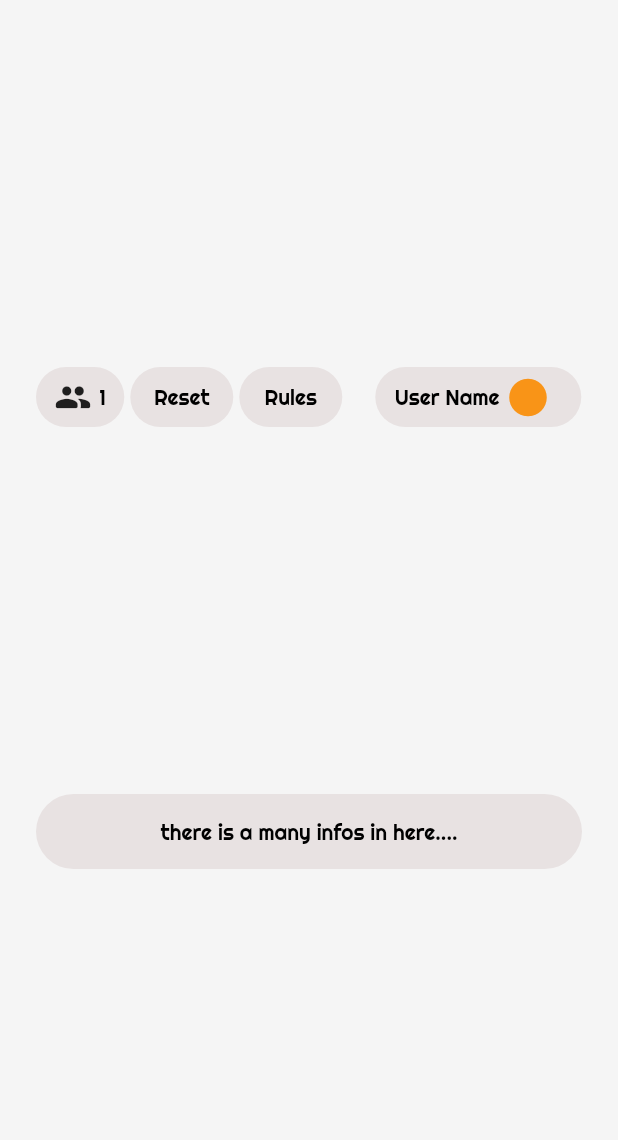
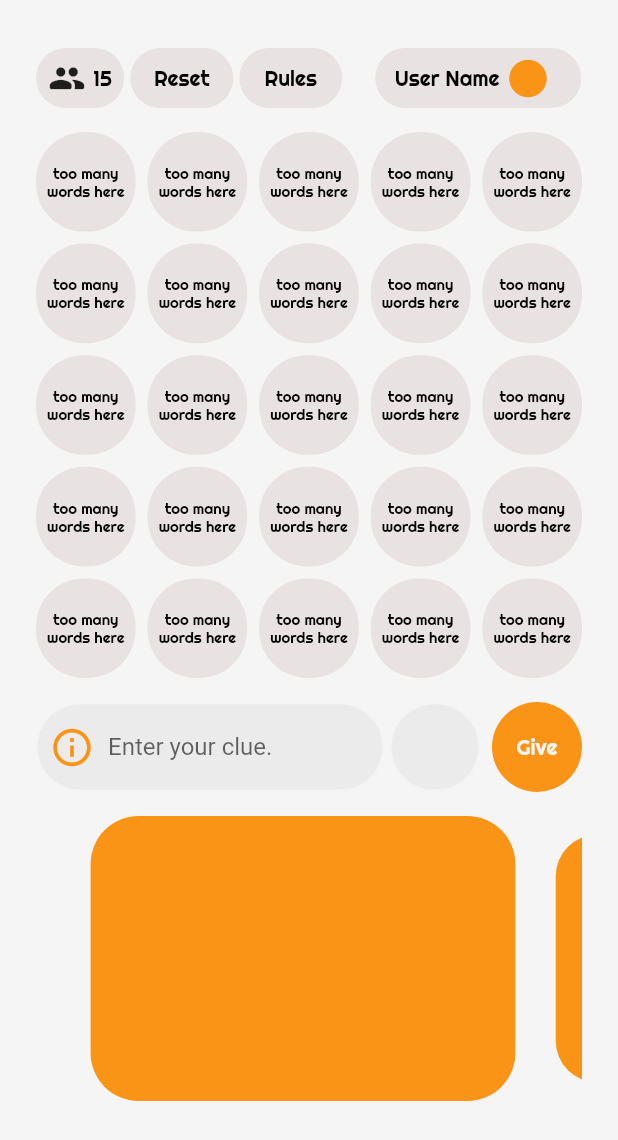
Before and after one commit to umutcanszoglu/mindmatcher, a Flutter app: the CreateRoomPage screen opened directly, after a tap on "Create", on a phone screen of 412 x 824 dp. Shown: the top 1140 px of the screen. Run offline on Flutter 3.47's test engine with Material 2 defaults, Android fonts, the phone set to English and light mode, and no system bars; drawn by our look-alikes of carousel_slider; our stand-ins replace get, google_fonts, lottie.

Commit message:
interface changed.

```diff
--- a/lib/consts/icons.dart
+++ b/lib/consts/icons.dart
@@ -5,3 +5,5 @@ const nicknameIcon = Icon(Icons.person, size: 25);
 const keyIcon = Icon(Icons.key_rounded, size: 25);
 const playersIcon = Icon(Icons.people_rounded, size: 25);
 const avatarIcon = Icon(Icons.circle, size: 30, color: orange);
+const infoIcon = Icon(Icons.info_outlined, size: 30, color: orange);
+const slidingIcon = Icon(Icons.minimize_rounded, size: 60, color: orange);
--- /dev/null
+++ b/lib/consts/teams.dart
@@ -0,0 +1,9 @@
+import 'package:mindmatcher/consts/theme.dart';
+import 'package:mindmatcher/widgets/teams_card.dart';
+
+class Teams {
+  static final teams = <TeamsCard>[
+    const TeamsCard(color: orange),
+    const TeamsCard(color: purple),
+  ];
+}
--- a/lib/consts/theme.dart
+++ b/lib/consts/theme.dart
@@ -29,6 +29,8 @@ class FontStyles {
   static TextStyle smallButtonOrange = GoogleFonts.righteous(color: orange, fontSize: 14);
   static TextStyle smallButtonBlack = GoogleFonts.righteous(color: Colors.black, fontSize: 14);
   static TextStyle smallButtonwhite = GoogleFonts.righteous(color: white, fontSize: 14);
+  static TextStyle gameBlack = GoogleFonts.righteous(color: Colors.black, fontSize: 10);
+  static TextStyle gameWhite = GoogleFonts.righteous(color: white, fontSize: 10);
   static TextStyle bodyOrange = GoogleFonts.righteous(color: orange, fontSize: 18);
   static TextStyle bodyPurple = GoogleFonts.righteous(color: purple, fontSize: 18);
   static TextStyle bodyWhite = GoogleFonts.righteous(color: white, fontSize: 18);
--- a/lib/screens/create_room.dart
+++ b/lib/screens/create_room.dart
@@ -11,7 +11,7 @@ class CreateRoomPage extends StatelessWidget {
       backgroundColor: white,
       body: SafeArea(
         child: Padding(
-          padding: const EdgeInsets.symmetric(horizontal: 24.0),
+          padding: const EdgeInsets.symmetric(horizontal: 16.0),
           child: ListView(
             physics: const BouncingScrollPhysics(),
             children: const [
--- a/lib/screens/game_page.dart
+++ b/lib/screens/game_page.dart
@@ -1,10 +1,9 @@
 import 'package:flutter/material.dart';
 import 'package:mindmatcher/consts/theme.dart';
-import 'package:mindmatcher/widgets/info_card.dart';
-import 'package:mindmatcher/widgets/players_card.dart';
-import 'package:mindmatcher/widgets/reset_card.dart';
-import 'package:mindmatcher/widgets/rules_card.dart';
-import 'package:mindmatcher/widgets/user_card.dart';
+import 'package:mindmatcher/widgets/clue.dart';
+import 'package:mindmatcher/widgets/my_carousel.dart';
+import 'package:mindmatcher/widgets/my_grid.dart';
+import 'package:mindmatcher/widgets/top_bar.dart';
 
 class GamePage extends StatelessWidget {
   const GamePage({super.key});
@@ -15,22 +14,17 @@ class GamePage extends StatelessWidget {
       backgroundColor: white,
       body: SafeArea(
         child: Padding(
-          padding: const EdgeInsets.symmetric(horizontal: 24),
-          child: Column(
-            mainAxisAlignment: MainAxisAlignment.spaceEvenly,
-            children: [
-              Row(
-                children: const [
-                  PlayersCard(),
-                  SizedBox(width: 4),
-                  ResetCard(),
-                  SizedBox(width: 4),
-                  RulesCard(),
-                  SizedBox(width: 22),
-                  UserCard(),
-                ],
-              ),
-              const InfoCard(),
+          padding: const EdgeInsets.symmetric(horizontal: 24, vertical: 32),
+          child: ListView(
+            physics: const BouncingScrollPhysics(),
+            children: const [
+              TopBarWidget(),
+              SizedBox(height: 16),
+              Flexible(child: MyGrid()),
+              SizedBox(height: 16),
+              ClueWidget(),
+              SizedBox(height: 16),
+              MyCarousel(),
             ],
           ),
         ),
--- a/lib/screens/start_game.dart
+++ b/lib/screens/start_game.dart
@@ -15,7 +15,7 @@ class StartGamePage extends StatelessWidget {
       backgroundColor: white,
       body: SafeArea(
         child: Padding(
-          padding: const EdgeInsets.symmetric(horizontal: 24.0),
+          padding: const EdgeInsets.symmetric(horizontal: 16.0),
           child: Column(
             children: [
               const Spacer(),
--- /dev/null
+++ b/lib/widgets/clue.dart
@@ -0,0 +1,41 @@
+import 'package:flutter/material.dart';
+import 'package:mindmatcher/consts/icons.dart';
+import 'package:mindmatcher/consts/theme.dart';
+import 'package:mindmatcher/widgets/my_button.dart';
+import 'package:mindmatcher/widgets/my_textfield.dart';
+
+class ClueWidget extends StatelessWidget {
+  const ClueWidget({super.key});
+
+  @override
+  Widget build(BuildContext context) {
+    return Row(
+      children: [
+        const Expanded(
+          child: MyTextField(
+            prefixIcon: infoIcon,
+            prefixIconColor: orange,
+            borderColor: white,
+            hintText: "Enter your clue.",
+          ),
+        ),
+        const SizedBox(width: 4),
+        const SizedBox(
+          width: 60,
+          child: MyTextField(
+            borderColor: white,
+            keyboardType: TextInputType.number,
+          ),
+        ),
+        const SizedBox(width: 8),
+        MyButton(
+          width: 60,
+          height: 60,
+          color: orange,
+          text: "Give",
+          textStyle: FontStyles.smallButtonwhite,
+        ),
+      ],
+    );
+  }
+}
--- a/lib/widgets/create_room_card.dart
+++ b/lib/widgets/create_room_card.dart
@@ -15,7 +15,7 @@ class CreateRoomCard extends StatelessWidget {
       children: [
         SizedBox(
           width: double.infinity,
-          height: (Get.height / 2) + 60,
+          height: (Get.height / 2) + 50,
           child: Align(
             alignment: Alignment.bottomCenter,
             child: Container(
@@ -36,7 +36,7 @@ class CreateRoomCard extends StatelessWidget {
                     width: 80,
                     height: 25,
                   ),
-                  const SizedBox(height: 40),
+                  const SizedBox(height: 48),
                   Text(
                     "Username",
                     style: FontStyles.bodyOrange,
@@ -50,7 +50,7 @@ class CreateRoomCard extends StatelessWidget {
                     hintText: "username",
                     borderColor: dirtyWhite,
                   ),
-                  const SizedBox(height: 62),
+                  const SizedBox(height: 48),
                   Row(
                     children: [
                       Expanded(
@@ -130,8 +130,8 @@ class CreateRoomCard extends StatelessWidget {
         Align(
           alignment: Alignment.topCenter,
           child: Container(
-            width: 120,
-            height: 120,
+            width: 110,
+            height: 110,
             decoration: const BoxDecoration(
               shape: BoxShape.circle,
               boxShadow: [
--- a/lib/widgets/info_card.dart
+++ b/lib/widgets/game_card.dart
@@ -1,20 +1,23 @@
 import 'package:flutter/material.dart';
 import 'package:mindmatcher/consts/theme.dart';
 
-class InfoCard extends StatelessWidget {
-  const InfoCard({super.key});
+class GameCard extends StatelessWidget {
+  const GameCard({super.key});
 
   @override
   Widget build(BuildContext context) {
     return Container(
-      width: double.infinity,
-      height: 50,
       decoration: BoxDecoration(
         color: dirtyWhite,
         borderRadius: BorderRadius.circular(32),
       ),
       child: Center(
-          child: Text("there is a many infos in here....", style: FontStyles.smallButtonBlack)),
+        child: Text(
+          "too many words here",
+          style: FontStyles.gameBlack,
+          textAlign: TextAlign.center,
+        ),
+      ),
     );
   }
 }
--- /dev/null
+++ b/lib/widgets/my_carousel.dart
@@ -0,0 +1,33 @@
+import 'package:carousel_slider/carousel_slider.dart';
+import 'package:flutter/material.dart';
+import 'package:mindmatcher/consts/teams.dart';
+import 'package:mindmatcher/consts/theme.dart';
+import 'package:mindmatcher/widgets/teams_card.dart';
+
+class MyCarousel extends StatelessWidget {
+  const MyCarousel({super.key});
+
+  @override
+  Widget build(BuildContext context) {
+    return CarouselSlider(
+      options: CarouselOptions(
+        height: 190.0,
+        initialPage: 0,
+        enableInfiniteScroll: false,
+        enlargeCenterPage: true,
+      ),
+      items: Teams.teams.map((i) {
+        return Builder(
+          builder: (BuildContext context) {
+            return const Padding(
+              padding: EdgeInsets.only(right: 8.0),
+              child: TeamsCard(
+                color: orange,
+              ),
+            );
+          },
+        );
+      }).toList(),
+    );
+  }
+}
--- /dev/null
+++ b/lib/widgets/my_grid.dart
@@ -0,0 +1,25 @@
+import 'package:flutter/material.dart';
+import 'package:get/get.dart';
+import 'package:mindmatcher/widgets/game_card.dart';
+
+class MyGrid extends StatelessWidget {
+  const MyGrid({super.key});
+
+  @override
+  Widget build(BuildContext context) {
+    return GridView(
+      shrinkWrap:
+          true, // belirli bir boy yoksa boy varmış gibi gösterir. col içinde listview vb kullanacksan vereceksin.
+      physics: const NeverScrollableScrollPhysics(),
+      gridDelegate: SliverGridDelegateWithMaxCrossAxisExtent(
+        crossAxisSpacing: 8.0,
+        mainAxisSpacing: 8.0,
+        maxCrossAxisExtent: Get.width * 0.2,
+      ),
+      children: List.generate(
+        25,
+        (index) => const GameCard(),
+      ),
+    );
+  }
+}
--- a/lib/widgets/my_textfield.dart
+++ b/lib/widgets/my_textfield.dart
@@ -16,6 +16,7 @@ class MyTextField extends StatelessWidget {
     this.suffixIconButton,
     this.suffixIconColor,
     this.borderColor = orange,
+    this.keyboardType,
   });
   final String? hintText;
   final Color? textColor;
@@ -29,10 +30,12 @@ class MyTextField extends StatelessWidget {
   final IconButton? suffixIconButton;
   final Color? suffixIconColor;
   final Color borderColor;
+  final TextInputType? keyboardType;
 
   @override
   Widget build(BuildContext context) {
     return TextField(
+      keyboardType: keyboardType,
       obscureText: isObscure,
       style: TextStyle(color: textColor),
       decoration: InputDecoration(
--- a/lib/widgets/players_card.dart
+++ b/lib/widgets/players_card.dart
@@ -22,7 +22,7 @@ class PlayersCard extends StatelessWidget {
           children: [
             playersIcon,
             const SizedBox(width: 5),
-            Text("1", style: FontStyles.smallButtonBlack),
+            Text("15", style: FontStyles.smallButtonBlack),
           ],
         ),
       ),
--- /dev/null
+++ b/lib/widgets/teams_card.dart
@@ -0,0 +1,18 @@
+import 'package:flutter/material.dart';
+
+class TeamsCard extends StatelessWidget {
+  const TeamsCard({super.key, this.color});
+  final Color? color;
+
+  @override
+  Widget build(BuildContext context) {
+    return Container(
+      width: double.infinity,
+      height: 190,
+      decoration: BoxDecoration(
+        color: color,
+        borderRadius: BorderRadius.circular(32),
+      ),
+    );
+  }
+}
--- /dev/null
+++ b/lib/widgets/top_bar.dart
@@ -0,0 +1,24 @@
+import 'package:flutter/material.dart';
+import 'package:mindmatcher/widgets/players_card.dart';
+import 'package:mindmatcher/widgets/reset_card.dart';
+import 'package:mindmatcher/widgets/rules_card.dart';
+import 'package:mindmatcher/widgets/user_card.dart';
+
+class TopBarWidget extends StatelessWidget {
+  const TopBarWidget({super.key});
+
+  @override
+  Widget build(BuildContext context) {
+    return Row(
+      children: const [
+        PlayersCard(),
+        SizedBox(width: 4),
+        ResetCard(),
+        SizedBox(width: 4),
+        RulesCard(),
+        SizedBox(width: 22),
+        UserCard(),
+      ],
+    );
+  }
+}
--- a/pubspec.yaml
+++ b/pubspec.yaml
@@ -39,6 +39,7 @@ dependencies:
   lottie: ^2.3.1
   get: ^4.6.5
   type_text: ^1.0.4
+  carousel_slider: ^4.2.1
 
 dev_dependencies:
   flutter_test:
```
Also changed, not shown: lib/consts/words.dart (added, +48 -0 lines), lib/widgets/how_to_play.dart (deleted, +0 -41 lines), pubspec.lock.
